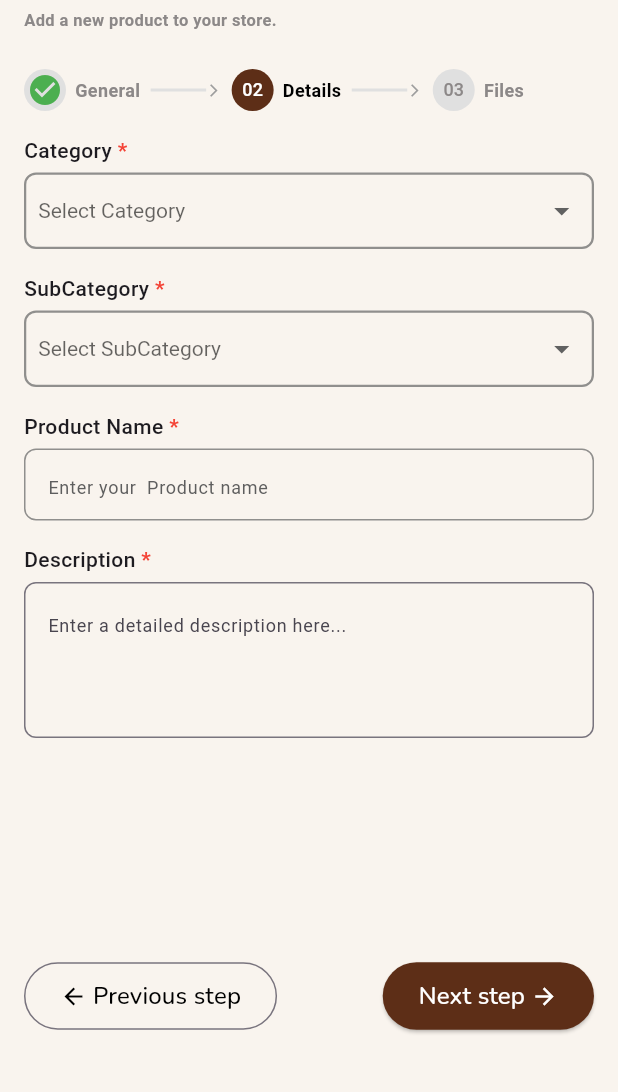
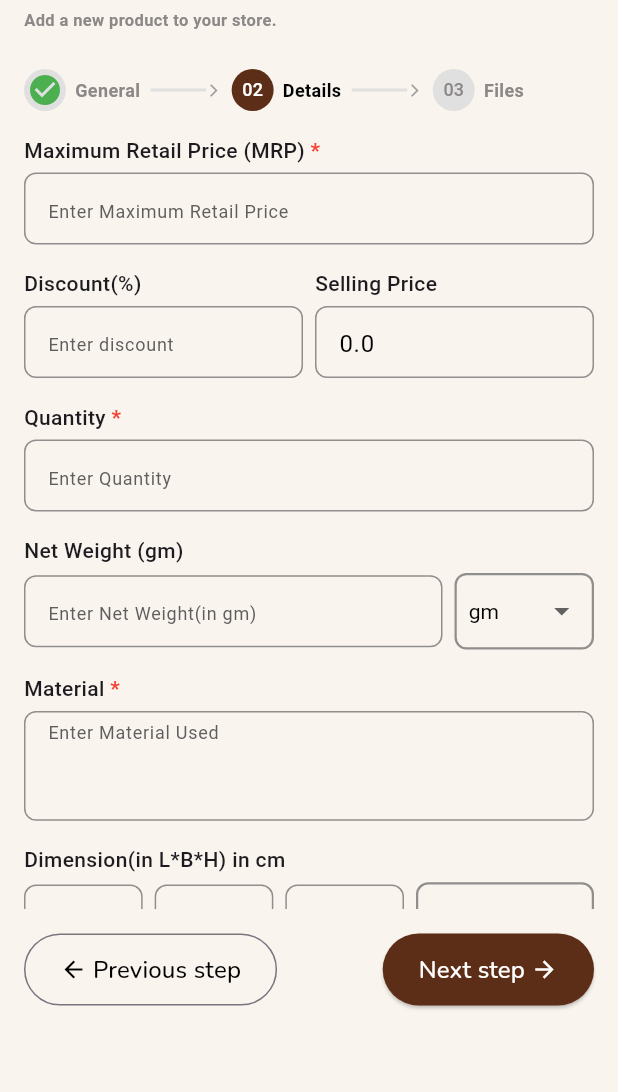
Before and after one commit to Aashishrajput143/bhk_artisan, a Flutter app: the AddProductPage screen opened by its route, after a tap on "Next step", on a phone screen of 412 x 824 dp, the part 144-1236 px from its top. Run offline on Flutter 3.47's test engine with Material 3 defaults, Android fonts, the light colour scheme and no system bars; drawn by our look-alikes of dropdown_button2; our stand-ins replace carousel_slider, csc_picker, fluttertoast, get, image_picker, internet_connection_checker and 4 more; missing offline and left inert: linear_progress_bar; accounts and stored records are empty; Roboto replaces fonts that are missing (Poppins); project files that could hold a hidden picture were left out.

Commit message:
product media added

```diff
--- a/lib/Modules/controller/addproduct_controller.dart
+++ b/lib/Modules/controller/addproduct_controller.dart
@@ -1,21 +1,39 @@
 import 'package:flutter/material.dart';
+import 'package:fluttertoast/fluttertoast.dart';
 import 'package:get/get.dart';
+import 'package:image_picker/image_picker.dart';
 import '../repository/productrepository.dart';
 
 class AddProductController extends GetxController {
-
   var selectedIndex = 0.obs;
 
   final repository = ProductRepository();
-  var nameController = TextEditingController().obs;
-  var nameFocusNode = FocusNode().obs;
 
 
+  var nameController = TextEditingController().obs;
   var detaileddescriptionController = TextEditingController().obs;
+  var netweightController = TextEditingController().obs;
+  var quantityController = TextEditingController().obs;
+  var materialController = TextEditingController().obs;
+  var mrpController = TextEditingController().obs;
+  var discountController = TextEditingController().obs;
+  var lengthController = TextEditingController().obs;
+  var breadthController = TextEditingController().obs;
+  var heightController = TextEditingController().obs;
+  var sellingController = TextEditingController().obs;
+
+
+  var nameFocusNode = FocusNode().obs;
   var detaileddescriptionFocusNode = FocusNode().obs;
-
-  bool categorybool = false;
-  bool subcategorybool = false;
+  var netweightFocusNode = FocusNode().obs;
+  var quantityFocusNode = FocusNode().obs;
+  var materialFocusNode = FocusNode().obs;
+  var mrpFocusNode = FocusNode().obs;
+  var discountFocusNode = FocusNode().obs;
+  var lengthFocusNode = FocusNode().obs;
+  var breadthFocusNode = FocusNode().obs;
+  var heightFocusNode = FocusNode().obs;
+  var sellingFocusNode = FocusNode().obs;
 
   var selectedcategory = Rxn<String>();
   var categoryid = "".obs;
@@ -43,36 +61,13 @@ class AddProductController extends GetxController {
     ProductCategory(categoryId: 17, categoryName: 'Tribal Jewelry'),
   ].obs;
 
- var netweightController = TextEditingController().obs;
-   var netweightFocusNode = FocusNode().obs;
 
-  var quantityController = TextEditingController().obs;
-     var quantityFocusNode = FocusNode().obs;
-
-  var materialController = TextEditingController().obs;
-  var materialFocusNode = FocusNode().obs;
-
-  var mrpController = TextEditingController().obs;
-  var mrpFocusNode = FocusNode().obs;
-
-  var discountController = TextEditingController().obs;
-  var discountFocusNode = FocusNode().obs;
-
-  var lengthController = TextEditingController().obs;
-  var lengthFocusNode = FocusNode().obs;
-  var breadthController = TextEditingController().obs;
-  var breadthFocusNode = FocusNode().obs;
-  var heightController = TextEditingController().obs;
-  var heightFocusNode = FocusNode().obs;
 
   var colorController = TextEditingController().obs;
   var colorFocusNode = FocusNode().obs;
 
   var sizeController = TextEditingController().obs;
   var sizeFocusNode = FocusNode().obs;
-
-  var sellingController = TextEditingController().obs;
-  var sellingFocusNode = FocusNode().obs;
 
   var dropdownValues = 'gm'.obs;
   var dropdownValue = 'cm'.obs;
@@ -88,27 +83,42 @@ class AddProductController extends GetxController {
 
   var sellingprice = 0.0.obs;
 
-  List<String> colors = [
-    'Red',
-    'Green',
-    'Blue',
-    'Yellow',
-    'Purple',
-    'Pink',
-    'Orange',
-    'Black',
-    'White',
-  ];
+  final ImagePicker imgpicker = ImagePicker();
+  var imagefiles = <XFile>[].obs;
+  var errormessage = "".obs;
+  int count = 0;
 
-  List<String> weights = [
-    'gm',
-    'kg',
-  ];
+  openImages() async {
+    try {
+      var pickedfiles = await imgpicker.pickMultipleMedia();
+      count = pickedfiles.length;
 
-  List<String> measureunits = [
-    'cm',
-    'inches',
-  ];
+      if (pickedfiles.isNotEmpty) {
+        if (imagefiles.length + pickedfiles.length > 4) {
+          Fluttertoast.showToast(msg: "Please select up to 4 images only.", toastLength: Toast.LENGTH_SHORT, timeInSecForIosWeb: 1, backgroundColor: Colors.green[400], textColor: Colors.white, fontSize: 16.0);
+        } else {
+          errormessage.value = "";
+          imagefiles.addAll(pickedfiles);
+          print("Total images: ${imagefiles.length}");
+        }
+      } else {
+        print("No image selected.");
+      }
+    } catch (e) {
+      errormessage.value = "Error while picking files: $e";
+      print("Error: $e");
+    }
+  }
+
+  List<String> imageKeys = ['frontView', 'frontRight', 'rearView', 'rearLeft'];
+
+  List<String> getImagePaths() {
+    return imagefiles.map((image) => image.path.toString()).toList();
+  }
+
+  List<String> weights = ['gm', 'kg'];
+
+  List<String> measureunits = ['cm', 'inches'];
 
   void calculateSellingPrice() {
     double? mrp = double.tryParse(mrpController.value.text);
@@ -138,10 +148,7 @@ class AddProductController extends GetxController {
   }
 
   List<String> splitDimensions(String dimensions) {
-    return dimensions
-        .split(RegExp(r'[x\s]'))
-        .where((element) => element.isNotEmpty)
-        .toList();
+    return dimensions.split(RegExp(r'[x\s]')).where((element) => element.isNotEmpty).toList();
   }
 
   String getWeight() {
@@ -158,8 +165,6 @@ class AddProductController extends GetxController {
   List<String> splitWeightAndUnit(String input) {
     return input.split(' ').where((element) => element.isNotEmpty).toList();
   }
-
-
 
   @override
   void onInit() {
--- a/lib/Modules/screens/productManagement/add_product_screen.dart
+++ b/lib/Modules/screens/productManagement/add_product_screen.dart
@@ -1,11 +1,11 @@
+import 'dart:io';
+
 import 'package:bhk_artisan/Modules/controller/addproduct_controller.dart';
 import 'package:bhk_artisan/common/common_widgets.dart';
 import 'package:bhk_artisan/main.dart';
 import 'package:bhk_artisan/resources/colors.dart';
-import 'package:bhk_artisan/resources/inputformatter.dart';
 import 'package:bhk_artisan/utils/sized_box_extension.dart';
 import 'package:flutter/material.dart';
-import 'package:flutter/services.dart';
 import 'package:get/get.dart';
 import 'buildstepcircle.dart';
 
@@ -45,18 +45,19 @@ class AddProductPage extends ParentWidget {
                     16.kH,
                     if (controller.selectedIndex.value == 0) generalDetails(w, h, controller),
                     if (controller.selectedIndex.value == 1) productDetails(w, h, controller),
+                    if (controller.selectedIndex.value == 2) mediaFiles(w, h, controller),
                   ],
                 ),
               ),
             ),
             bottomNavigationBar: Padding(
-              padding: const EdgeInsets.fromLTRB(16.0,16,16,40),
+              padding: EdgeInsets.fromLTRB(16.0, 16, 16, h * 0.07),
               child: Row(
                 mainAxisAlignment: MainAxisAlignment.spaceBetween,
                 children: [
-                  controller.selectedIndex.value > 0 ? commonOutlinedButtonIcon(w * 0.2, 45, Colors.black, () => controller.selectedIndex.value--, hint: "Previous step", radius: 25, forward: false, icon: Icons.arrow_back) : SizedBox(),
-                  controller.selectedIndex.value < 2 ? commonButtonIcon(w * 0.2, 45, Colors.white, () => controller.selectedIndex.value++, hint: "Next step", radius: 25, backgroundColor: appColors.contentButtonBrown) : SizedBox(),
-                  if (controller.selectedIndex.value == 2) commonButtonIcon(w * 0.2, 45, Colors.white, () {}, hint: "Submit", radius: 25, backgroundColor: appColors.contentButtonBrown),
+                  controller.selectedIndex.value > 0 ? commonOutlinedButtonIcon(w * 0.2, 48, Colors.black, () => controller.selectedIndex.value--, hint: "Previous step", radius: 25, forward: false, icon: Icons.arrow_back) : SizedBox(),
+                  controller.selectedIndex.value < 2 ? commonButtonIcon(w * 0.2, 48, Colors.white, () => controller.selectedIndex.value++, hint: "Next step", radius: 25, backgroundColor: appColors.contentButtonBrown) : SizedBox(),
+                  if (controller.selectedIndex.value == 2) commonButtonIcon(w * 0.2, 48, Colors.white, () {}, hint: "Submit", radius: 25, backgroundColor: appColors.contentButtonBrown),
                 ],
               ),
             ),
@@ -105,7 +106,7 @@ Widget generalDetails(double w, double h, AddProductController controller) {
               child: Text(item.categoryName, style: const TextStyle(fontSize: 14)),
             );
           }).toList(),
-          controller.selectedcategory,
+          controller.selectedcategory.value,
           w,
           h,
           appColors.backgroundColor,
@@ -125,7 +126,7 @@ Widget generalDetails(double w, double h, AddProductController controller) {
               child: Text(item.categoryName, style: const TextStyle(fontSize: 14)),
             );
           }).toList(),
-          controller.selectedcategory,
+          controller.selectedcategory.value,
           w,
           h,
           appColors.backgroundColor,
@@ -136,24 +137,9 @@ Widget generalDetails(double w, double h, AddProductController controller) {
         ),
       ),
       16.kH,
-      commonComponent("Product Name", commonTextField(controller.nameController.value, controller.nameFocusNode.value, w, (value) {}, hint: 'Enter your  Product name')),
+      commonComponent("Product Name", commonTextField(controller.nameController.value, controller.nameFocusNode.value, w, (value) {}, fontSize: 14, hint: 'Enter your  Product name', maxLines: 3)),
       16.kH,
-      commonComponent("Maximum Retail Price (MRP)", commonTextField(controller.mrpController.value, controller.mrpFocusNode.value, w, (value) {}, hint: 'Enter Maximum Retail Price', prefix: '₹ ')),
-      16.kH,
-      Row(
-        mainAxisAlignment: MainAxisAlignment.spaceBetween,
-        children: [
-          Expanded(
-            child: commonComponent("Discount(%)", commonTextField(controller.discountController.value, controller.discountFocusNode.value, w, (value) {},onChange: (value)=>controller.calculateSellingPrice(), hint: 'Enter discount', suffix: '%'),mandatory: false),
-          ),
-          8.kW,
-          Expanded(
-            child: commonComponent("Selling Price", commonTextField(controller.sellingController.value, controller.sellingFocusNode.value, w, (value) {}, readonly: true)),
-          ),
-        ],
-      ),
-      16.kH,
-      commonComponent("Description", commonDescriptionTextField(controller.detaileddescriptionController.value, controller.detaileddescriptionFocusNode.value, w, (value) {}, hint: 'Enter a detailed description here...', maxLines: 5, minLines: 3)),
+      commonComponent("Description", commonDescriptionTextField(controller.detaileddescriptionController.value, controller.detaileddescriptionFocusNode.value, w, (value) {}, fontSize: 14, hint: 'Enter a detailed description here...', maxLines: 8, minLines: 3)),
     ],
   );
 }
@@ -163,78 +149,165 @@ Widget productDetails(double w, double h, AddProductController controller) {
     mainAxisAlignment: MainAxisAlignment.start,
     crossAxisAlignment: CrossAxisAlignment.start,
     children: [
+      commonComponent("Maximum Retail Price (MRP)", commonTextField(controller.mrpController.value, controller.mrpFocusNode.value, w, (value) {}, hint: 'Enter Maximum Retail Price', prefix: '₹ ')),
+      16.kH,
+      Row(
+        mainAxisAlignment: MainAxisAlignment.spaceBetween,
+        children: [
+          Expanded(
+            child: commonComponent("Discount(%)", commonTextField(controller.discountController.value, controller.discountFocusNode.value, w, (value) {}, onChange: (value) => controller.calculateSellingPrice(), hint: 'Enter discount', suffix: '%'), mandatory: false),
+          ),
+          8.kW,
+          Expanded(child: commonComponent("Selling Price", commonTextField(controller.sellingController.value, controller.sellingFocusNode.value, w, (value) {}, readonly: true), mandatory: false)),
+        ],
+      ),
+      16.kH,
+      commonComponent("Quantity", commonTextField(controller.quantityController.value, controller.quantityFocusNode.value, w, (value) {}, hint: 'Enter Quantity')),
+      16.kH,
       commonComponent(
-        "Category",
-        commonDropdownButton(
-          controller.productCategories.map((item) {
+        mandatory: false,
+        "Net Weight (${controller.dropdownValues})",
+        Row(
+          children: [
+            Expanded(flex: 6, child: commonTextField(controller.netweightController.value, controller.netweightFocusNode.value, w, (value) {}, hint: 'Enter Net Weight(in ${controller.dropdownValues})')),
+            8.kW,
+            Expanded(
+              flex: 2,
+              child: commonDropdownButton(
+                controller.weights.map((item) {
                   return DropdownMenuItem<String>(
-              value: item.categoryId.toString(),
-              child: Text(item.categoryName, style: const TextStyle(fontSize: 14)),
+                    value: item.toString(),
+                    child: Text(item, style: const TextStyle(fontSize: 14)),
                   );
                 }).toList(),
-          controller.selectedcategory,
-          w,
+                controller.dropdownValues.value,
+                w * 0.25,
                 h,
                 appColors.backgroundColor,
-          (String? newValue) {
-            controller.selectedcategory.value = newValue;
-          },
-          hint: 'Select Category',
+                (value) => controller.dropdownValues.value = value ?? "",
+              ),
+            ),
+          ],
         ),
       ),
       16.kH,
+      commonComponent("Material", commonTextField(controller.materialController.value, controller.materialFocusNode.value, w, (value) {}, hint: 'Enter Material Used', maxLines: 3)),
+      16.kH,
       commonComponent(
-        "SubCategory",
-        commonDropdownButton(
-          controller.productCategories.map((item) {
+        mandatory: false,
+        "Dimension(in L*B*H) in ${controller.dropdownValue}",
+        Row(
+          children: [
+            Expanded(flex: 2, child: commonTextField(controller.lengthController.value, controller.lengthFocusNode.value, w, (value) {}, hint: 'Length')),
+            8.kW,
+            Expanded(flex: 2, child: commonTextField(controller.breadthController.value, controller.breadthFocusNode.value, w, (value) {}, hint: 'Breadth')),
+            8.kW,
+            Expanded(flex: 2, child: commonTextField(controller.heightController.value, controller.heightFocusNode.value, w, (value) {}, hint: 'Height')),
+            8.kW,
+            Expanded(
+              flex: 3,
+              child: commonDropdownButton(
+                controller.measureunits.map((item) {
                   return DropdownMenuItem<String>(
-              value: item.categoryId.toString(),
-              child: Text(item.categoryName, style: const TextStyle(fontSize: 14)),
+                    value: item.toString(),
+                    child: Text(item, style: const TextStyle(fontSize: 14)),
                   );
                 }).toList(),
-          controller.selectedcategory,
-          w,
+                controller.dropdownValue.value,
+                w * 0.25,
                 h,
                 appColors.backgroundColor,
-          (String? newValue) {
-            controller.selectedcategory.value = newValue;
-          },
-          hint: 'Select SubCategory',
+                (value) => controller.dropdownValue.value = value ?? "",
               ),
             ),
-      16.kH,
-      commonComponent("Product Name", commonTextField(controller.nameController.value, controller.nameFocusNode.value, w, (value) {}, hint: 'Enter your  Product name')),
-      16.kH,
-      const Row(
-        mainAxisSize: MainAxisSize.min,
-        children: [
-          Text("Description", style: TextStyle(fontSize: 14, fontWeight: FontWeight.w500)),
-          Text(
-            " *",
-            style: TextStyle(color: Colors.red, fontSize: 14, fontWeight: FontWeight.bold),
-          ),
           ],
-      ),
-      const SizedBox(height: 5.0),
-      TextFormField(
-        cursorColor: Colors.grey,
-        cursorWidth: 1.5,
-        validator: (value) {
-          if (value == '') {
-            return '*Required Field! Please enter description';
-          }
-          return null;
-        },
-        controller: controller.detaileddescriptionController.value,
-        maxLines: 3,
-        inputFormatters: [NoLeadingSpaceFormatter(), RemoveTrailingPeriodsFormatter(), LengthLimitingTextInputFormatter(1000)],
-        decoration: const InputDecoration(
-          hintText: 'Enter a detailed description here...',
-          hintStyle: TextStyle(fontSize: 12),
-          border: OutlineInputBorder(borderSide: BorderSide(width: 2.0), borderRadius: BorderRadius.all(Radius.circular(8.0))),
-          focusedBorder: OutlineInputBorder(borderSide: BorderSide(color: Color.fromARGB(82, 151, 92, 71), width: 2.0)),
         ),
       ),
     ],
   );
 }
+
+Widget mediaFiles(double w, double h, AddProductController controller) {
+  return Column(
+    mainAxisAlignment: MainAxisAlignment.start,
+    crossAxisAlignment: CrossAxisAlignment.start,
+    children: [
+      commonComponent(
+        "Upload Images",
+        Container(
+          width: double.infinity,
+          padding: EdgeInsets.all(16),
+          decoration: BoxDecoration(
+            border: Border.all(color: Colors.grey),
+            borderRadius: BorderRadius.circular(8),
+          ),
+          child: Column(
+            mainAxisAlignment: MainAxisAlignment.center,
+            children: [
+              const Icon(Icons.image, size: 50, color: Colors.grey),
+              8.kH,
+              const Text("Upload your images here"),
+              5.kH,
+              ElevatedButton(
+                onPressed: () {
+                  controller.openImages();
+                },
+                child: const Text('Click to browse', style: TextStyle(fontSize: 12)),
+              ),
+            ],
+          ),
+        ),
+      ),
+      8.kH,
+      Text("Add up to 4 images to your product. Used to represent your product during checkout, in email, social sharing, and more.", style: TextStyle(color: Colors.grey[600])),
+      10.kH,
+      Text(controller.errormessage.value, style: TextStyle(color: Colors.red)),
+      20.kH,
+      Text("Picked Files:"),
+      Divider(),
+      if (controller.imagefiles.isNotEmpty) pickedfiles(w, h, controller),
+    ],
+  );
+}
+
+Widget pickedfiles(double w, double h, AddProductController controller) {
+  return SizedBox(
+    height: 200,
+    child: GridView.count(
+      crossAxisCount: 3,
+      shrinkWrap: true,
+      mainAxisSpacing: 20,
+      children: List.generate(growable: false, controller.imagefiles.length, (index) {
+        return Padding(
+          padding: const EdgeInsets.all(8.0),
+          child: SizedBox(
+            height: 250,
+            child: Column(
+              children: [
+                InkWell(
+                  onTap: () {
+                    controller.imagefiles.removeAt(index);
+                    if (controller.count > 0) {
+                      controller.count--;
+                    }
+                  },
+                  child: Align(
+                    alignment: Alignment.topRight,
+                    child: Container(
+                      decoration: BoxDecoration(color: Colors.brown.shade300, shape: BoxShape.circle),
+                      child: Padding(
+                        padding: EdgeInsets.all(2),
+                        child: Icon(Icons.close, size: 17, color: Colors.white),
+                      ),
+                    ),
+                  ),
+                ),
+                Image.file(File(controller.imagefiles[index].path), width: w * .25, height: h * .09),
+              ],
+            ),
+          ),
+        );
+      }),
+    ),
+  );
+}
--- a/lib/common/common_widgets.dart
+++ b/lib/common/common_widgets.dart
@@ -189,7 +189,7 @@ Widget commonDescriptionTextField(
   );
 }
 
-Widget commonDropdownButton(List<DropdownMenuItem<String>>? items, Rxn<String> selectedValue, double width, double height, Color color, void Function(String?) onChanged, {String hint = ''}) {
+Widget commonDropdownButton(List<DropdownMenuItem<String>>? items, String? selectedValue, double width, double height, Color color, void Function(String?) onChanged, {String hint = ''}) {
   return Container(
     padding: const EdgeInsets.symmetric(horizontal: 8.0),
     decoration: BoxDecoration(
@@ -199,7 +199,7 @@ Widget commonDropdownButton(List<DropdownMenuItem<String>>? items, Rxn<String> s
     child: DropdownButton2<String>(
       hint: Text(hint),
       style: TextStyle(fontSize: 14, color: Colors.black),
-      value: selectedValue.value,
+      value: selectedValue,
       items: items,
       onChanged: onChanged,
       dropdownStyleData: DropdownStyleData(
```
Also changed, not shown: lib/Modules/controller/addproductmediacontroller.dart (+0 -56 lines). Lines whose indentation alone changed are shown as unchanged.
